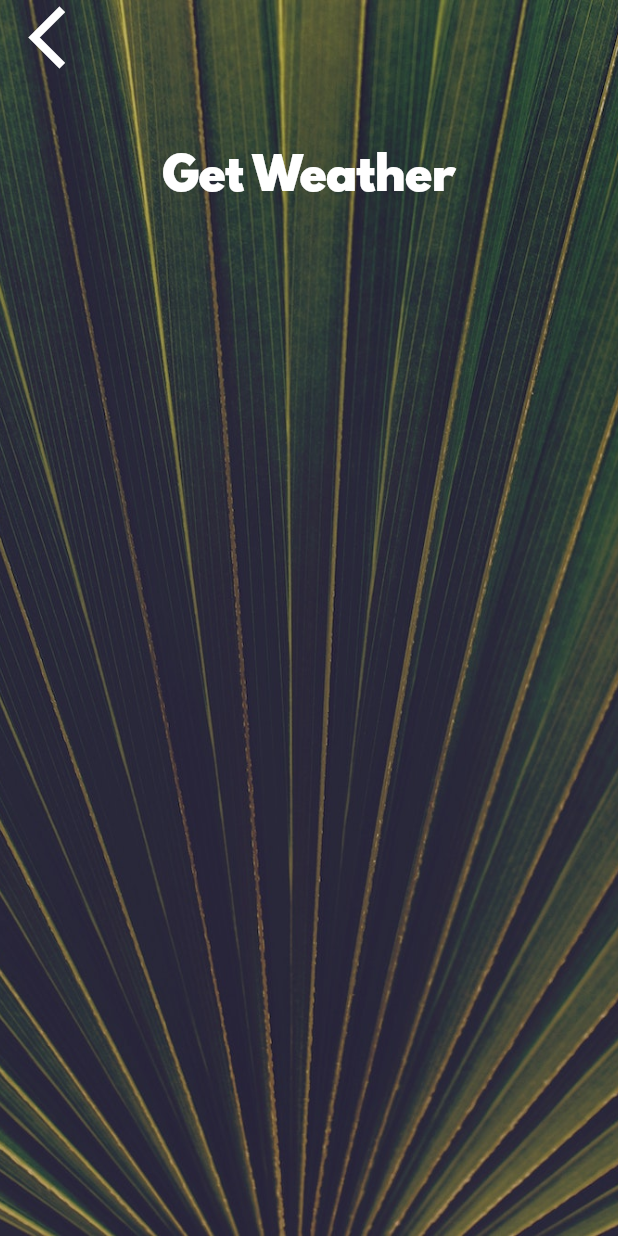
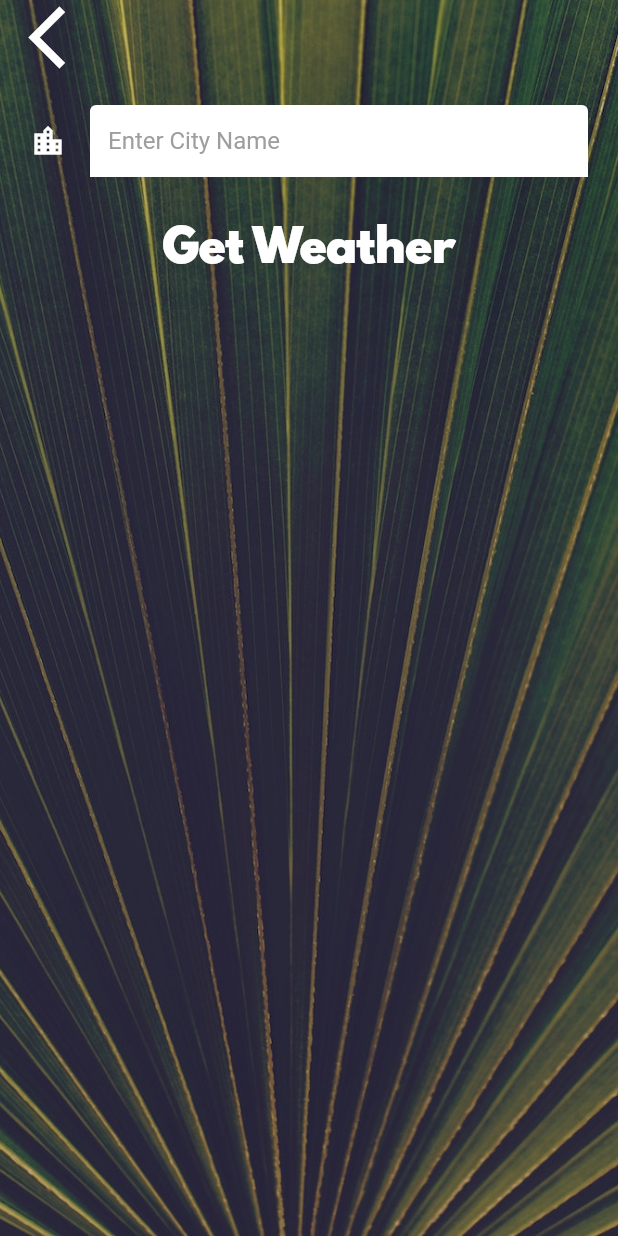
Before and after one commit to nikhil914/Weather-App, a Flutter app: the CityScreen screen opened directly, on a phone screen of 412 x 824 dp. Run offline on Flutter 3.47's test engine with Material 2 defaults, Android fonts, the phone set to English and light mode, and no system bars; our stand-ins replace flutter_spinkit, geolocator; network calls fail.

```diff
--- a/lib/screens/city_screen.dart
+++ b/lib/screens/city_screen.dart
@@ -24,7 +24,9 @@ class _CityScreenState extends State<CityScreen> {
               Align(
                 alignment: Alignment.topLeft,
                 child: FlatButton(
-                  onPressed: () {},
+                  onPressed: () {
+                    Navigator.pop(context);
+                  },
                   child: Icon(
                     Icons.arrow_back_ios,
                     size: 50.0,
@@ -33,7 +35,20 @@ class _CityScreenState extends State<CityScreen> {
               ),
               Container(
                 padding: EdgeInsets.all(20.0),
-                child: null,
+                child: TextField(
+                  decoration: InputDecoration(
+                    filled: true,
+                    fillColor: Colors.white,
+                    icon: Icon(
+                      Icons.location_city,
+                      color: Colors.white,
+                    ),
+                    hintText: 'Enter City Name',
+                    hintStyle: TextStyle(
+                      color: Colors.grey,
+                    ),
+                  ),
+                ),
               ),
               FlatButton(
                 onPressed: () {},
```
Also changed, not shown: lib/screens/location_screen.dart (+7 -1 lines).
